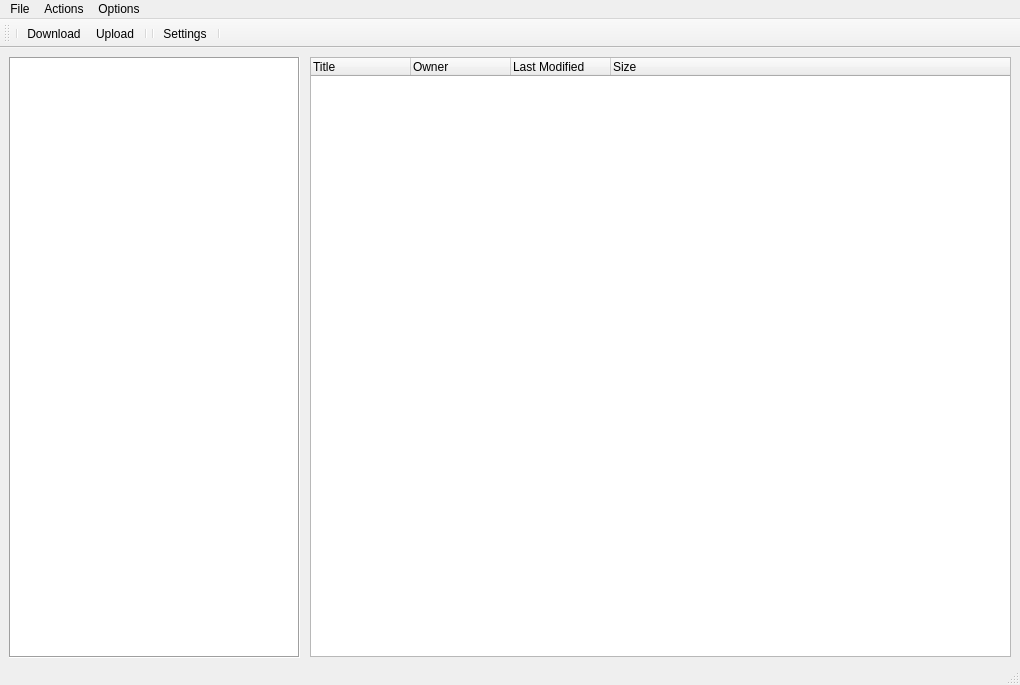
Before: the Qt Designer form mainwindow.ui in tranter/qt-google-drive, drawn with Qt 5.
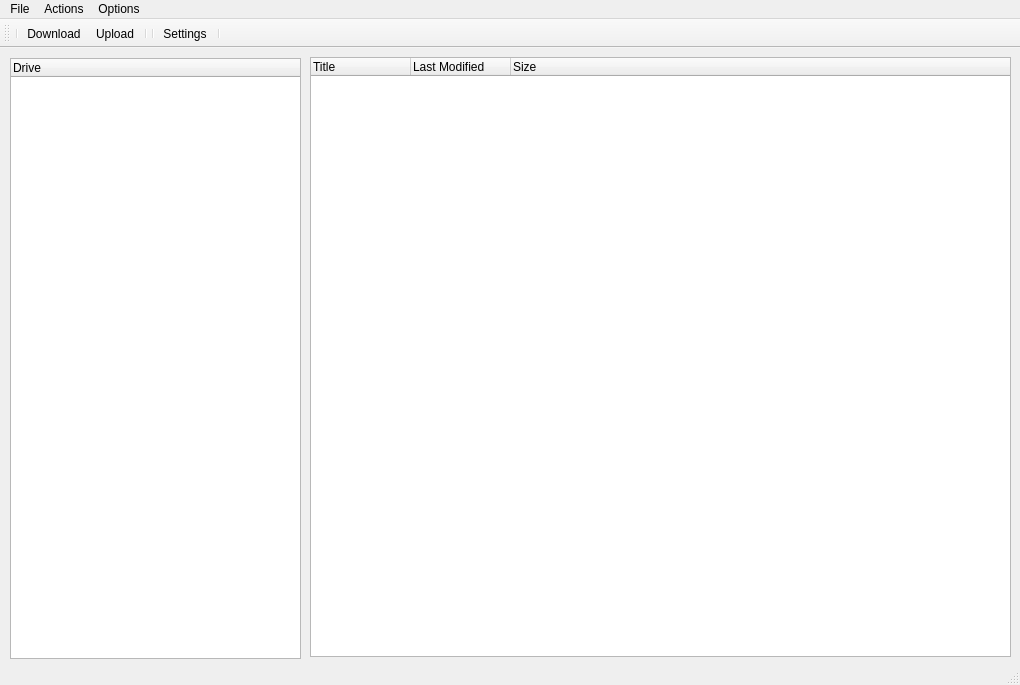
After: the same form once the commit is applied. Icons and pictures are not drawn.

Commit message: refresh token implementation and integration changed tree model for folders add and implement folders manager class changed drive engine class changed files manager class changed network manager class refactoring Google Drive

Diff of the .ui file:
```diff
--- a/mainwindow.ui
+++ b/mainwindow.ui
@@ -20,46 +20,6 @@
    <bool>false</bool>
   </property>
   <widget class="QWidget" name="centralWidget">
-   <widget class="QTreeView" name="discTreeView">
-    <property name="geometry">
-     <rect>
-      <x>9</x>
-      <y>9</y>
-      <width>291</width>
-      <height>601</height>
-     </rect>
-    </property>
-    <property name="frameShape">
-     <enum>QFrame::Box</enum>
-    </property>
-    <property name="lineWidth">
-     <number>1</number>
-    </property>
-    <property name="rootIsDecorated">
-     <bool>true</bool>
-    </property>
-    <property name="uniformRowHeights">
-     <bool>false</bool>
-    </property>
-    <property name="sortingEnabled">
-     <bool>false</bool>
-    </property>
-    <property name="animated">
-     <bool>true</bool>
-    </property>
-    <property name="allColumnsShowFocus">
-     <bool>false</bool>
-    </property>
-    <attribute name="headerCascadingSectionResizes">
-     <bool>false</bool>
-    </attribute>
-    <attribute name="headerDefaultSectionSize">
-     <number>400</number>
-    </attribute>
-    <attribute name="headerHighlightSections">
-     <bool>true</bool>
-    </attribute>
-   </widget>
    <widget class="QTreeWidget" name="filesViewWidget">
     <property name="geometry">
      <rect>
@@ -69,19 +29,26 @@
       <height>600</height>
      </rect>
     </property>
+    <property name="sortingEnabled">
+     <bool>false</bool>
+    </property>
+    <property name="animated">
+     <bool>true</bool>
+    </property>
     <attribute name="headerDefaultSectionSize">
      <number>100</number>
     </attribute>
+    <attribute name="headerHighlightSections">
+     <bool>true</bool>
+    </attribute>
+    <attribute name="headerShowSortIndicator" stdset="0">
+     <bool>false</bool>
+    </attribute>
     <column>
      <property name="text">
       <string>Title</string>
      </property>
     </column>
-    <column>
-     <property name="text">
-      <string>Owner</string>
-     </property>
-    </column>
     <column>
      <property name="text">
       <string>Last Modified</string>
@@ -93,6 +60,24 @@
      </property>
     </column>
    </widget>
+   <widget class="QTreeWidget" name="folderViewWidget">
+    <property name="geometry">
+     <rect>
+      <x>10</x>
+      <y>10</y>
+      <width>291</width>
+      <height>601</height>
+     </rect>
+    </property>
+    <property name="animated">
+     <bool>true</bool>
+    </property>
+    <column>
+     <property name="text">
+      <string>Drive</string>
+     </property>
+    </column>
+   </widget>
   </widget>
   <widget class="QMenuBar" name="menuBar">
    <property name="geometry">
```
The commit also changes 28 other files.
